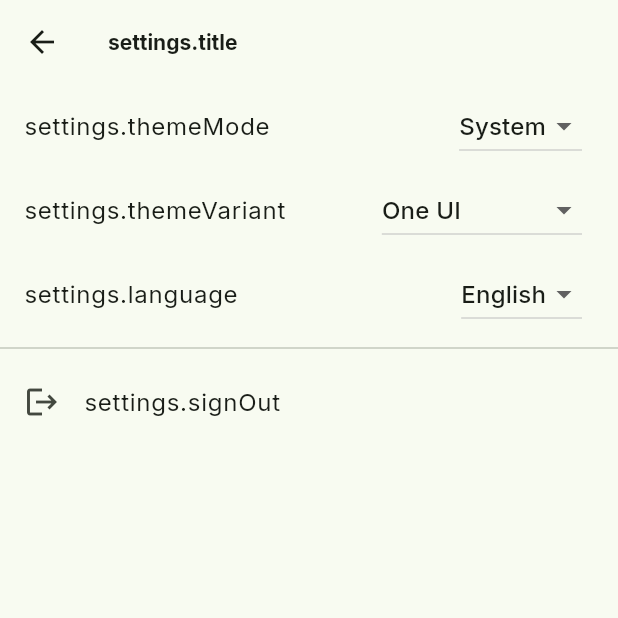
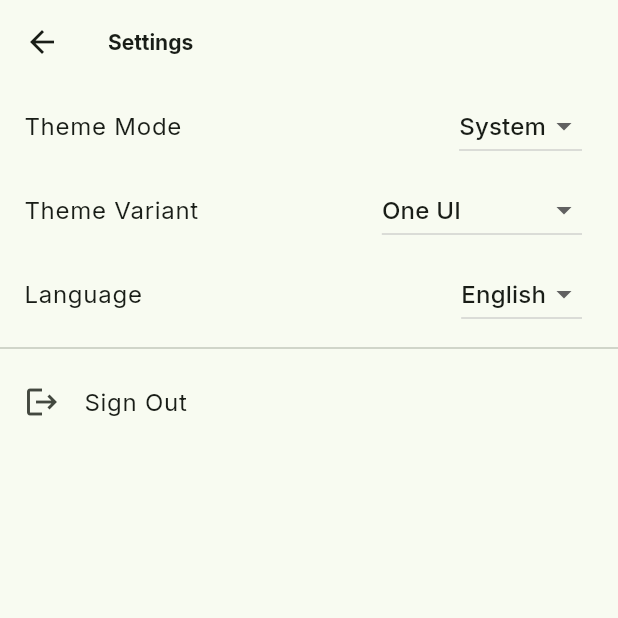
Before and after one commit to Rsuenos/Gelir_Gider, a Flutter app: the screen it shows once a user with an empty profile is signed in, after a tap on the "settings" icon, on a phone screen of 412 x 824 dp, the top half of it. Run offline on Flutter 3.47's test engine with Material 3 defaults, Android fonts, the phone set to English and light mode, and no system bars; our stand-ins replace easy_localization, fl_chart, flutter_riverpod, go_router, google_fonts, speech_to_text and 2 more; accounts and stored records are empty; network calls fail.

Commit message:
refactor: tidy theme and provider wiring

```diff
--- a/lib/app.dart
+++ b/lib/app.dart
@@ -10,7 +10,7 @@ class FinanceXApp extends ConsumerWidget {
 
   @override
   Widget build(BuildContext context, WidgetRef ref) {
-    final themeState = ref.watch(themeProvider);
+    final themeState = ref.watch<ThemeState>(themeProvider);
 
     return MaterialApp.router(
       debugShowCheckedModeBanner: false,
--- a/lib/core/theme/theme_provider.dart
+++ b/lib/core/theme/theme_provider.dart
@@ -33,20 +33,20 @@ class ThemeState {
   }
 }
 
-final themeProvider = StateNotifierProvider<ThemeController, ThemeState>((ref) {
-  const initialType = AppThemeType.oneUI;
-  return ThemeController(
-    ThemeState(
+final NotifierProvider<ThemeController, ThemeState> themeProvider =
+    NotifierProvider<ThemeController, ThemeState>(ThemeController.new);
+
+class ThemeController extends Notifier<ThemeState> {
+  @override
+  ThemeState build() {
+    const initialType = AppThemeType.oneUI;
+    return ThemeState(
       mode: ThemeMode.system,
       type: initialType,
       lightTheme: _buildTheme(initialType, Brightness.light),
       darkTheme: _buildTheme(initialType, Brightness.dark),
-    ),
-  );
-});
-
-class ThemeController extends StateNotifier<ThemeState> {
-  ThemeController(super._state);
+    );
+  }
 
   void setMode(ThemeMode mode) => state = state.copyWith(mode: mode);
 
--- a/lib/features/auth/session_controller.dart
+++ b/lib/features/auth/session_controller.dart
@@ -34,6 +34,8 @@ class SessionNotifier extends ChangeNotifier {
   }
 }
 
-final sessionProvider = ChangeNotifierProvider<SessionNotifier>((ref) {
-  return SessionNotifier();
+final sessionProvider = Provider<SessionNotifier>((ref) {
+  final notifier = SessionNotifier();
+  ref.onDispose(notifier.dispose);
+  return notifier;
 });
--- a/lib/features/settings/settings_screen.dart
+++ b/lib/features/settings/settings_screen.dart
@@ -10,8 +10,8 @@ class SettingsScreen extends ConsumerWidget {
   @override
   Widget build(BuildContext context, WidgetRef ref) {
     const t = tr;
-    final theme = ref.watch(themeProvider);
-    final themeCtrl = ref.read(themeProvider.notifier);
+    final theme = ref.watch<ThemeState>(themeProvider);
+    final themeCtrl = ref.read<ThemeController>(themeProvider.notifier);
 
     return Scaffold(
       appBar: AppBar(title: Text(t('settings.title'))),
--- a/pubspec.yaml
+++ b/pubspec.yaml
@@ -37,3 +37,9 @@ dev_dependencies:
     sdk: flutter
   json_serializable: ^6.8.0
   very_good_analysis: ^10.0.0
+
+flutter:
+  uses-material-design: true
+  assets:
+    - assets/translations/en.json
+    - assets/translations/tr.json
```
